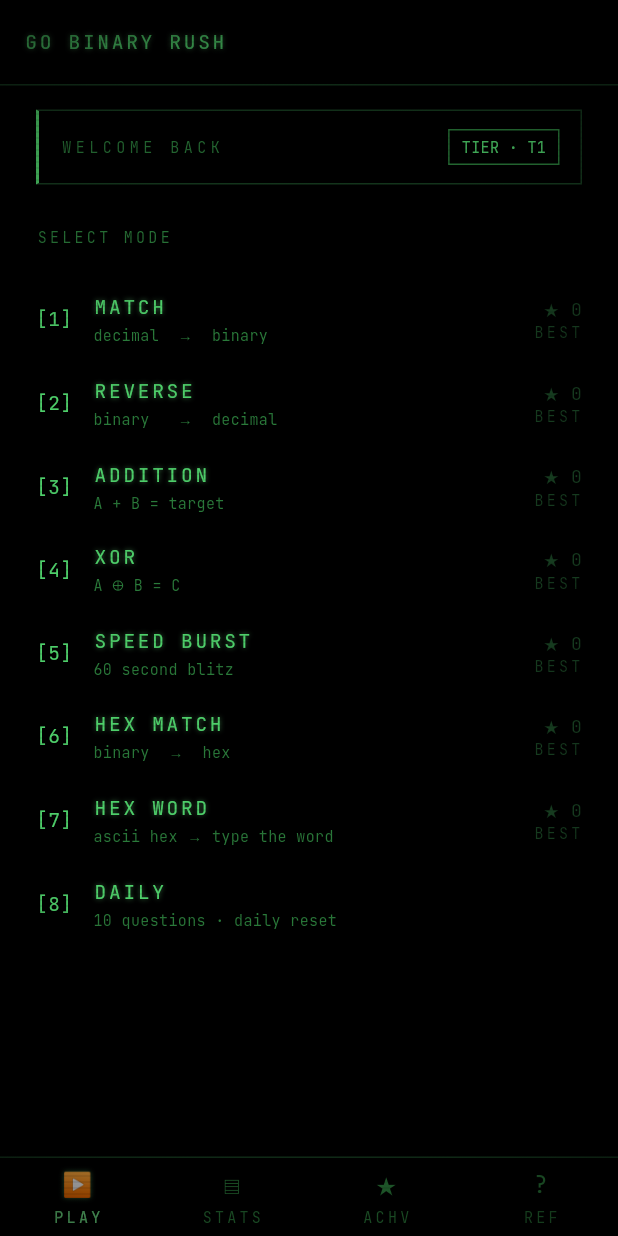
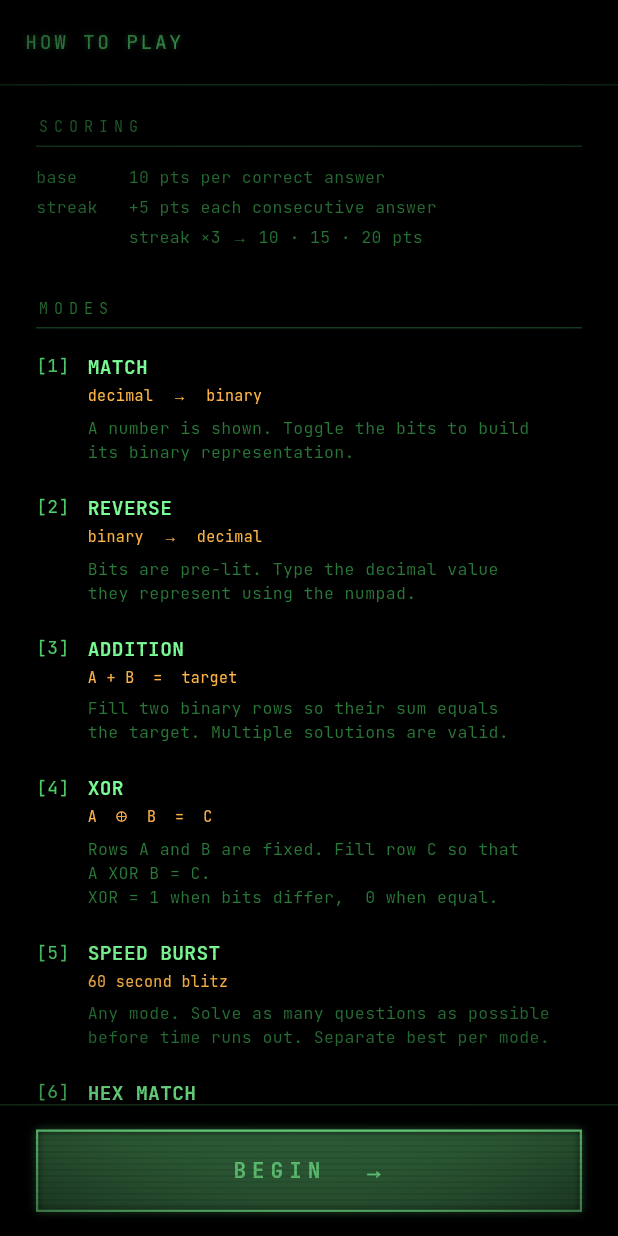
Before and after one commit to jankovicsrb-droid/go-binary-rush, a Flutter app: the screen it shows after launch, after a tap on an icon or button, on a phone screen of 412 x 824 dp. Run offline on Flutter 3.47's test engine with Material 3 defaults, Android fonts, the phone set to English and light mode, and no system bars; our stand-ins replace google_fonts, shared_preferences.

Commit message:
Add HOW TO PLAY screen and Privacy Policy
- how_to_play_screen: explains all 8 modes, scoring system, and difficulty tiers
  in terminal style; isFirstLaunch=true shows BEGIN button, false shows back arrow
- name_entry_screen: after callsign confirm, navigates to HowToPlay (first launch)
  instead of directly to MainShell — player reads the rules before starting
- menu_screen: [?] HOW TO PLAY link at bottom of mode list for returning players
- docs/privacy-policy.html: full policy for Play Store; host at GitHub Pages
  (gojankovic.github.io/go-binary-rush/privacy-policy.html)

Co-Authored-By: Claude Sonnet 4.6 <noreply@anthropic.com>

```diff
--- /dev/null
+++ b/lib/screens/how_to_play_screen.dart
@@ -0,0 +1,171 @@
+import 'package:flutter/material.dart';
+import '../theme.dart';
+import 'main_shell.dart';
+
+class HowToPlayScreen extends StatelessWidget {
+  final bool isFirstLaunch;
+
+  const HowToPlayScreen({super.key, this.isFirstLaunch = false});
+
+  @override
+  Widget build(BuildContext context) {
+    return Scaffold(
+      backgroundColor: Colors.black,
+      appBar: AppBar(
+        backgroundColor: Colors.black,
+        elevation: 0,
+        automaticallyImplyLeading: !isFirstLaunch,
+        iconTheme: const IconThemeData(color: AppColors.g2),
+        title: Text('HOW TO PLAY', style: AppText.label()),
+        bottom: PreferredSize(
+          preferredSize: const Size.fromHeight(1),
+          child: Container(height: 1, color: AppColors.g1),
+        ),
+      ),
+      body: Column(
+        children: [
+          Expanded(
+            child: SingleChildScrollView(
+              padding: const EdgeInsets.symmetric(horizontal: 24, vertical: 20),
+              child: Column(
+                crossAxisAlignment: CrossAxisAlignment.start,
+                children: [
+                  _section('SCORING'),
+                  const SizedBox(height: 12),
+                  _line('base     10 pts per correct answer'),
+                  _line('streak   +5 pts each consecutive answer'),
+                  _line('         streak ×3 → 10 · 15 · 20 pts'),
+                  const SizedBox(height: 28),
+                  _section('MODES'),
+                  const SizedBox(height: 16),
+                  _mode('[1]', 'MATCH', 'decimal  →  binary',
+                      'A number is shown. Toggle the bits to build\n'
+                      'its binary representation.'),
+                  _mode('[2]', 'REVERSE', 'binary  →  decimal',
+                      'Bits are pre-lit. Type the decimal value\n'
+                      'they represent using the numpad.'),
+                  _mode('[3]', 'ADDITION', 'A + B  =  target',
+                      'Fill two binary rows so their sum equals\n'
+                      'the target. Multiple solutions are valid.'),
+                  _mode('[4]', 'XOR', 'A  ⊕  B  =  C',
+                      'Rows A and B are fixed. Fill row C so that\n'
+                      'A XOR B = C.\n'
+                      'XOR = 1 when bits differ,  0 when equal.'),
+                  _mode('[5]', 'SPEED BURST', '60 second blitz',
+                      'Any mode. Solve as many questions as possible\n'
+                      'before time runs out. Separate best per mode.'),
+                  _mode('[6]', 'HEX MATCH', 'binary  →  hex',
+                      'Bits are shown. Enter the hexadecimal value\n'
+                      '(0 – F) using the hex keyboard.'),
+                  _mode('[7]', 'HEX WORD', 'ascii hex  →  word',
+                      'Each hex pair is the ASCII code of a letter.\n'
+                      'Tap the correct letters to decode the word.\n'
+                      'Wrong letters cost 1 pt.'),
+                  _mode('[8]', 'DAILY', 'one challenge per day',
+                      '10 mixed questions — MATCH, REVERSE, HEX WORD.\n'
+                      'One attempt per day. Score: S / A / B / C / D.\n'
+                      'Complete daily to build your streak.'),
+                  const SizedBox(height: 28),
+                  _section('DIFFICULTY'),
+                  const SizedBox(height: 12),
+                  _line('MATCH uses a tier system  T1 – T6.'),
+                  _line('Complete questions to unlock wider bit widths:'),
+                  _line('  T1 – T2  →  4-bit   (0 – 15)'),
+                  _line('  T3       →  5-bit   (16 – 31)'),
+                  _line('  T4       →  6-bit   (32 – 63)'),
+                  _line('  T5       →  7-bit   (64 – 127)'),
+                  _line('  T6       →  8-bit   (128 – 255)'),
+                  const SizedBox(height: 8),
+                ],
+              ),
+            ),
+          ),
+          if (isFirstLaunch) ...[
+            Container(height: 1, color: AppColors.g1),
+            Padding(
+              padding: EdgeInsets.fromLTRB(
+                  24, 16, 24, MediaQuery.of(context).padding.bottom + 16),
+              child: GestureDetector(
+                onTap: () => Navigator.of(context).pushReplacement(
+                  PageRouteBuilder(
+                    pageBuilder: (_, a1, a2) => const MainShell(),
+                    transitionDuration: const Duration(milliseconds: 400),
+                    transitionsBuilder: (_, anim, a2, child) =>
+                        FadeTransition(opacity: anim, child: child),
+                  ),
+                ),
+                child: Container(
+                  width: double.infinity,
+                  padding: const EdgeInsets.symmetric(vertical: 16),
+                  decoration: BoxDecoration(
+                    border: Border.all(color: AppColors.g4, width: 1.5),
+                    boxShadow: AppGlow.sm,
+                  ),
+                  alignment: Alignment.center,
+                  child: Text(
+                    'BEGIN  →',
+                    style: AppText.mono(
+                            size: 14,
+                            color: AppColors.g4,
+                            weight: FontWeight.w600)
+                        .copyWith(letterSpacing: 4),
+                  ),
+                ),
+              ),
+            ),
+          ],
+        ],
+      ),
+    );
+  }
+
+  Widget _section(String title) {
+    return Column(
+      crossAxisAlignment: CrossAxisAlignment.start,
+      children: [
+        Text(title,
+            style: AppText.kicker(color: AppColors.g2).copyWith(letterSpacing: 4)),
+        const SizedBox(height: 6),
+        Container(height: 1, color: AppColors.g1),
+      ],
+    );
+  }
+
+  Widget _line(String text) {
+    return Padding(
+      padding: const EdgeInsets.only(bottom: 4),
+      child: Text(text,
+          style: AppText.mono(size: 11, color: AppColors.g2)),
+    );
+  }
+
+  Widget _mode(String idx, String name, String sub, String desc) {
+    return Padding(
+      padding: const EdgeInsets.only(bottom: 20),
+      child: Row(
+        crossAxisAlignment: CrossAxisAlignment.start,
+        children: [
+          Text(idx,
+              style: AppText.mono(size: 12, color: AppColors.g3)),
+          const SizedBox(width: 12),
+          Expanded(
+            child: Column(
+              crossAxisAlignment: CrossAxisAlignment.start,
+              children: [
+                Text(name,
+                    style: AppText.mono(
+                        size: 13, color: AppColors.g4, weight: FontWeight.w600)),
+                const SizedBox(height: 2),
+                Text(sub,
+                    style: AppText.mono(size: 10, color: AppColors.amber)),
+                const SizedBox(height: 6),
+                Text(desc,
+                    style: AppText.mono(size: 11, color: AppColors.g2)),
+              ],
+            ),
+          ),
+        ],
+      ),
+    );
+  }
+}
--- a/lib/screens/menu_screen.dart
+++ b/lib/screens/menu_screen.dart
@@ -5,6 +5,7 @@ import 'daily_challenge_screen.dart';
 import 'game_screen.dart';
 import 'hex_screen.dart';
 import 'hex_word_screen.dart';
+import 'how_to_play_screen.dart';
 import 'reverse_screen.dart';
 import 'speed_burst_screen.dart';
 import 'xor_screen.dart';
@@ -115,6 +116,27 @@ class _MenuScreenState extends State<MenuScreen> {
             best: null,
             onTap: () => _push(const DailyChallengeScreen()),
           ),
+          const SizedBox(height: 16),
+          Container(height: 1, color: AppColors.g1),
+          const SizedBox(height: 14),
+          GestureDetector(
+            onTap: () => Navigator.push(context,
+                MaterialPageRoute(builder: (_) => const HowToPlayScreen())),
+            behavior: HitTestBehavior.opaque,
+            child: Padding(
+              padding: const EdgeInsets.symmetric(vertical: 8),
+              child: Row(
+                children: [
+                  Text('[?]',
+                      style: AppText.mono(size: 13, color: AppColors.g2)),
+                  const SizedBox(width: 14),
+                  Text('HOW TO PLAY',
+                      style: AppText.mono(size: 13, color: AppColors.g2)),
+                ],
+              ),
+            ),
+          ),
+          const SizedBox(height: 8),
         ],
       ),
     );
--- a/lib/screens/name_entry_screen.dart
+++ b/lib/screens/name_entry_screen.dart
@@ -2,7 +2,7 @@ import 'package:flutter/material.dart';
 import 'package:flutter/services.dart';
 import 'package:shared_preferences/shared_preferences.dart';
 import '../theme.dart';
-import 'main_shell.dart';
+import 'how_to_play_screen.dart';
 
 class NameEntryScreen extends StatefulWidget {
   const NameEntryScreen({super.key});
@@ -29,7 +29,8 @@ class _NameEntryScreenState extends State<NameEntryScreen> {
     if (!mounted) return;
     Navigator.of(context).pushReplacement(
       PageRouteBuilder(
-        pageBuilder: (_, a1, a2) => const MainShell(),
+        pageBuilder: (_, a1, a2) =>
+            const HowToPlayScreen(isFirstLaunch: true),
         transitionDuration: const Duration(milliseconds: 400),
         transitionsBuilder: (_, anim, a2, child) =>
             FadeTransition(opacity: anim, child: child),
```
Also changed, not shown: 1 other file.
